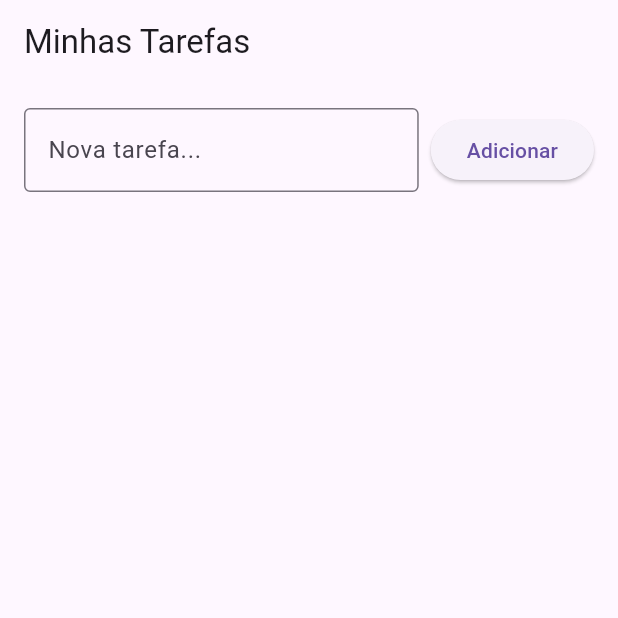
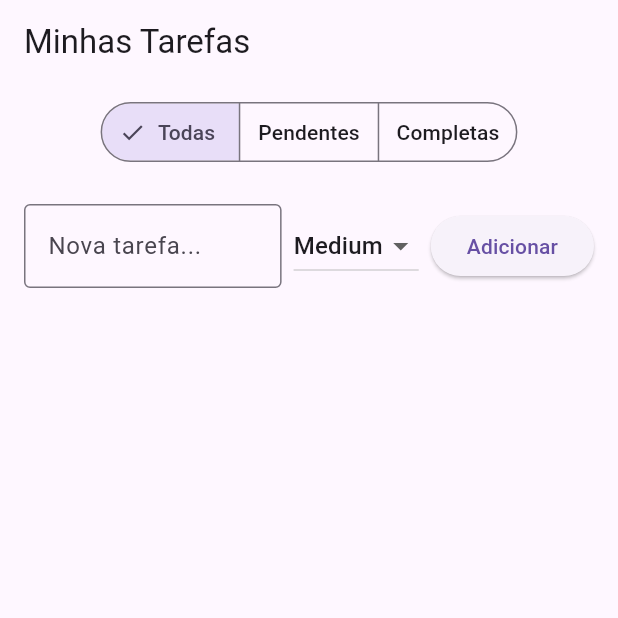
Before and after one commit to Lucas-FV/Lab-TaskManager, a Flutter app: the screen it shows after launch, on a phone screen of 412 x 824 dp, the top half of it. Run offline on Flutter 3.47's test engine with Material 3 defaults, Android fonts, the phone set to English and light mode, and no system bars; our stand-ins replace sqflite; accounts and stored records are empty.

Commit message:
Commit Projeto Pronto

```diff
--- a/task_manager/lib/screens/task_list_screen.dart
+++ b/task_manager/lib/screens/task_list_screen.dart
@@ -1,6 +1,8 @@
 import 'package:flutter/material.dart';
 import '../models/task.dart';
 import '../services/database_service.dart';
+
+enum FilterStatus { all, pending, completed }
 
 class TaskListScreen extends StatefulWidget {
   const TaskListScreen({super.key});
@@ -11,7 +13,12 @@ class TaskListScreen extends StatefulWidget {
 
 class _TaskListScreenState extends State<TaskListScreen> {
   List<Task> _tasks = [];
+
+  List<Task> _allTasks = []; // Guarda TODAS as tarefas do banco
+  List<Task> _filteredTasks = []; // Guarda as tarefas a serem exibidas na tela
+  FilterStatus _currentFilter = FilterStatus.all; // O filtro começa em "Todas"
   final _titleController = TextEditingController();
+  String _selectedPriority = 'medium'; // Valor padrão para a prioridade
 
   @override
   void initState() {
@@ -21,13 +28,20 @@ class _TaskListScreenState extends State<TaskListScreen> {
 
   Future<void> _loadTasks() async {
     final tasks = await DatabaseService.instance.readAll();
-    setState(() => _tasks = tasks);
+    setState(() {
+      _allTasks = tasks;
+    });
+    _applyFilter(); // Aplica o filtro sempre que as tarefas são carregadas
   }
 
   Future<void> _addTask() async {
     if (_titleController.text.trim().isEmpty) return;
 
-    final task = Task(title: _titleController.text.trim());
+    final task = Task(
+      title: _titleController.text.trim(),
+      priority: _selectedPriority, // Use a prioridade selecionada
+    );
+
     await DatabaseService.instance.create(task);
     _titleController.clear();
     _loadTasks();
@@ -44,6 +58,18 @@ class _TaskListScreenState extends State<TaskListScreen> {
     _loadTasks();
   }
 
+  void _applyFilter() {
+    setState(() {
+      if (_currentFilter == FilterStatus.pending) {
+        _filteredTasks = _allTasks.where((task) => !task.completed).toList();
+      } else if (_currentFilter == FilterStatus.completed) {
+        _filteredTasks = _allTasks.where((task) => task.completed).toList();
+      } else {
+        _filteredTasks = List.from(_allTasks); // Cópia da lista completa
+      }
+    });
+  }
+
   @override
   Widget build(BuildContext context) {
     return Scaffold(
@@ -52,6 +78,24 @@ class _TaskListScreenState extends State<TaskListScreen> {
       ),
       body: Column(
         children: [
+          // ✨ PASSO 5: Widget para seleção de filtro
+          Padding(
+            padding: const EdgeInsets.all(8.0),
+            child: SegmentedButton<FilterStatus>(
+              segments: const <ButtonSegment<FilterStatus>>[
+                ButtonSegment(value: FilterStatus.all, label: Text('Todas')),
+                ButtonSegment(value: FilterStatus.pending, label: Text('Pendentes')),
+                ButtonSegment(value: FilterStatus.completed, label: Text('Completas')),
+              ],
+              selected: {_currentFilter},
+              onSelectionChanged: (Set<FilterStatus> newSelection) {
+                setState(() {
+                  _currentFilter = newSelection.first;
+                  _applyFilter(); // Aplica o filtro ao mudar a seleção
+                });
+              },
+            ),
+          ),
           Padding(
             padding: const EdgeInsets.all(16),
             child: Row(
@@ -66,6 +110,22 @@ class _TaskListScreenState extends State<TaskListScreen> {
                   ),
                 ),
                 const SizedBox(width: 8),
+                DropdownButton<String>(
+                  value: _selectedPriority,
+                  onChanged: (String? newValue) {
+                    setState(() {
+                      _selectedPriority = newValue!;
+                    });
+                  },
+                  items: <String>['low', 'medium', 'high']
+                      .map<DropdownMenuItem<String>>((String value) {
+                    return DropdownMenuItem<String>(
+                      value: value,
+                      child: Text(value[0].toUpperCase() + value.substring(1)),
+                    );
+                  }).toList(),
+                ),
+                const SizedBox(width: 8),
                 ElevatedButton(
                   onPressed: _addTask,
                   child: const Text('Adicionar'),
@@ -74,10 +134,11 @@ class _TaskListScreenState extends State<TaskListScreen> {
             ),
           ),
           Expanded(
+            // ✨ PASSO 5: ListView atualizado para usar a lista filtrada
             child: ListView.builder(
-              itemCount: _tasks.length,
+              itemCount: _filteredTasks.length,
               itemBuilder: (context, index) {
-                final task = _tasks[index];
+                final task = _filteredTasks[index];
                 return ListTile(
                   leading: Checkbox(
                     value: task.completed,
@@ -91,6 +152,7 @@ class _TaskListScreenState extends State<TaskListScreen> {
                           : null,
                     ),
                   ),
+                  subtitle: Text('Prioridade: ${task.priority}'),
                   trailing: IconButton(
                     icon: const Icon(Icons.delete),
                     onPressed: () => _deleteTask(task.id),
```
